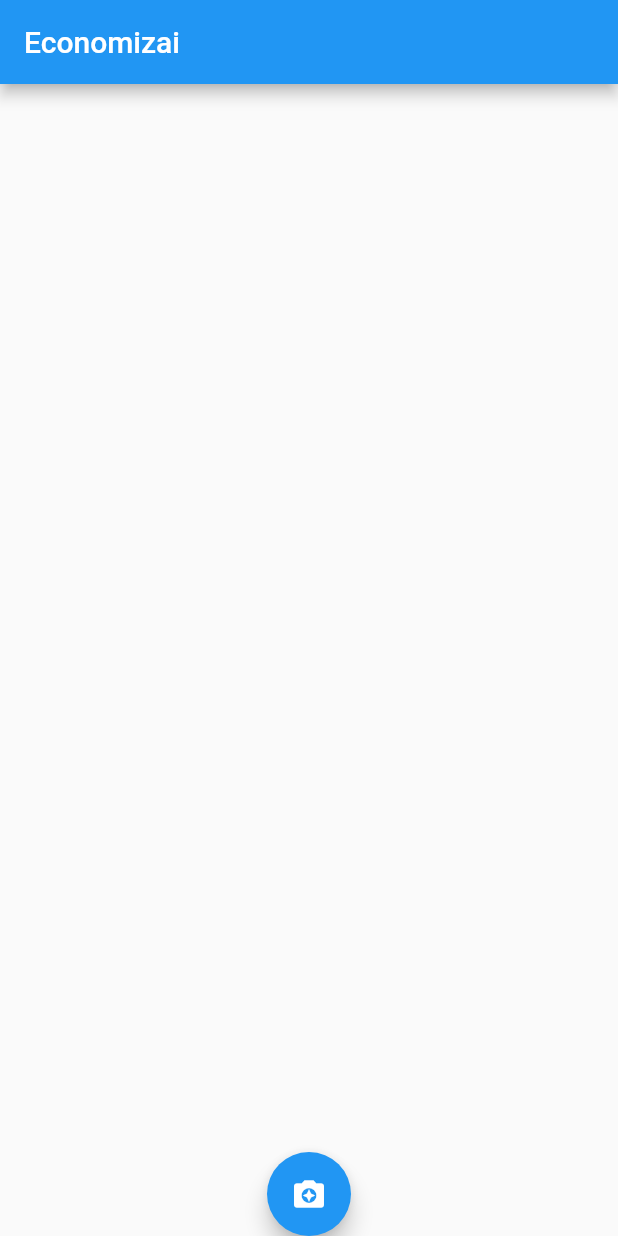
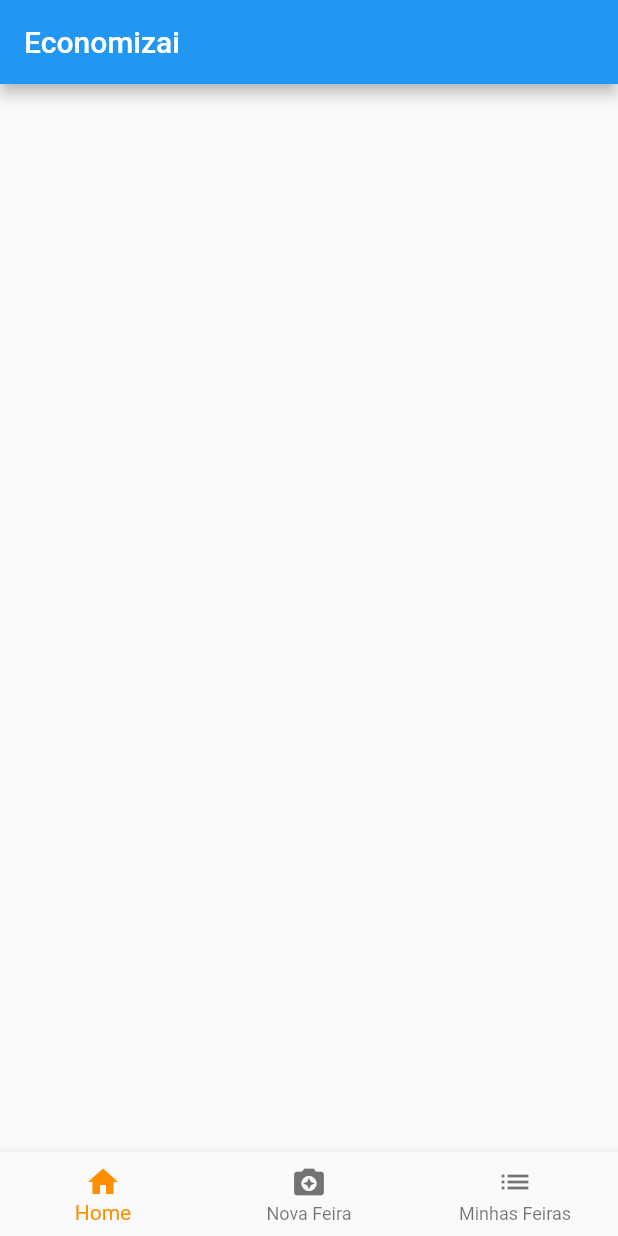
Before and after one commit to waltercmg/economizai, a Flutter app: the screen it shows after launch, on a phone screen of 412 x 824 dp. Run offline on Flutter 3.47's test engine with Material 2 defaults, Android fonts, the phone set to English and light mode, and no system bars; missing offline and left inert: flutter_barcode_scanner.

Commit message:
Initial commit

```diff
--- a/lib/main.dart
+++ b/lib/main.dart
@@ -45,6 +45,33 @@ class _HomePageState extends State<HomePage> {
   String qrcode = "";
   var icone = Icons.camera_enhance;
   bool salvar = false;
+  int _selectedIndex = 0;
+  bool _botaoCarregarVisivel = false;
+
+  static const TextStyle optionStyle =
+      TextStyle(fontSize: 30, fontWeight: FontWeight.bold);
+  static const List<Widget> _widgetOptions = <Widget>[
+    Text(
+      'Index 0: Home',
+      style: optionStyle,
+    ),
+    Text(
+      'Index 1: Business',
+      style: optionStyle,
+    ),
+    Text(
+      'Index 2: School',
+      style: optionStyle,
+    ),
+  ];
+
+  void _onItemTapped(int index) {
+    lerQrcode();
+    setState(() {
+      _selectedIndex = index;
+      _botaoCarregarVisivel = true;
+    });
+  }
 
   void adicionar(
       String codigo, String nome, String unidade, String valorUnitario) {
@@ -157,10 +184,11 @@ class _HomePageState extends State<HomePage> {
       print("Entrou no ELSE");
       incluirFeira();
       //for (var p in widget.produtos) {}
+      _botaoCarregarVisivel = false;
     }
   }
 
-  Widget build(BuildContext context) {
+  /*Widget build(BuildContext context) {
     return Scaffold(
       appBar: AppBar(
         title: Text("Economizai"),
@@ -188,5 +216,55 @@ class _HomePageState extends State<HomePage> {
       ),
       floatingActionButtonLocation: FloatingActionButtonLocation.centerDocked,
     );
+  }*/
+
+  Widget build(BuildContext context) {
+    return Scaffold(
+      appBar: AppBar(
+        title: Text("Economizai"),
+      ),
+      body: ListView.builder(
+        itemCount: widget.produtos.length,
+        itemBuilder: (BuildContext ctx, int index) {
+          final produto = widget.produtos[index];
+          return CheckboxListTile(
+            title: Text(produto.codigo + "\n - " + produto.nome),
+            key: Key(produto.nome),
+            value: produto.salvar,
+            onChanged: (value) {
+              setState(() {
+                produto.salvar = value;
+              });
+              print(value);
+            },
+          );
+        },
+      ),
+      bottomNavigationBar: BottomNavigationBar(
+        items: const <BottomNavigationBarItem>[
+          BottomNavigationBarItem(
+            icon: Icon(Icons.home),
+            title: Text('Home'),
+          ),
+          BottomNavigationBarItem(
+            icon: Icon(Icons.camera_enhance),
+            title: Text('Nova Feira'),
+          ),
+          BottomNavigationBarItem(
+            icon: Icon(Icons.list),
+            title: Text('Minhas Feiras'),
+          ),
+        ],
+        currentIndex: _selectedIndex,
+        selectedItemColor: Colors.amber[800],
+        onTap: _onItemTapped,
+      ),
+      floatingActionButton: new Visibility(
+        visible: _botaoCarregarVisivel,
+        child: new FloatingActionButton(
+            onPressed: lerQrcode, child: Icon(Icons.cloud_upload)),
+      ),
+      floatingActionButtonLocation: FloatingActionButtonLocation.centerDocked,
+    );
   }
 }
```
Also changed, not shown: 3 other files.
